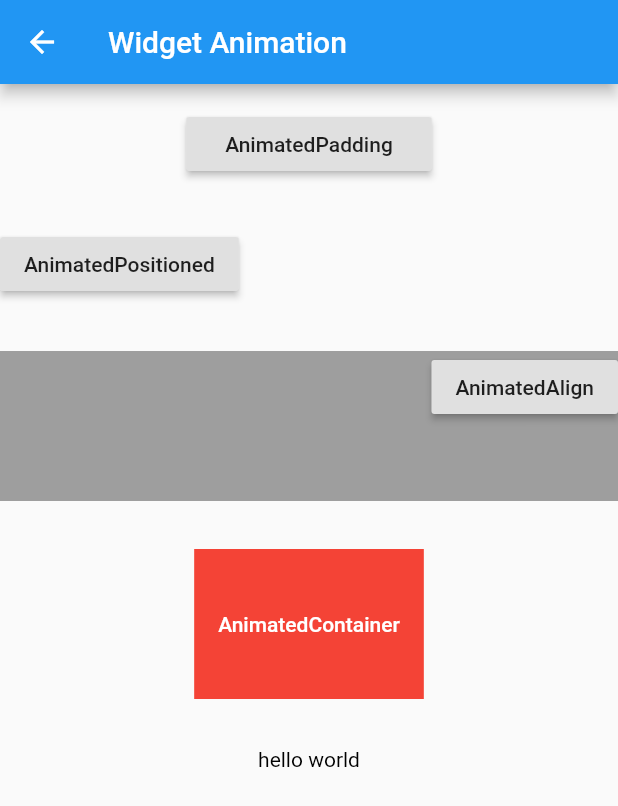
After one commit to ZeroMoment/FlutterLearning, a Flutter app: the AnimationdWidgetPage screen opened by its route, on a phone screen of 412 x 824 dp. The commit adds this screen. Shown: the top 806 px of the screen. Run offline on Flutter 3.47's test engine with Material 2 defaults, Android fonts, the phone set to English and light mode, and no system bars.

Commit message:
组件动画

```diff
--- a/lib/module/animation/animation_base_page.dart
+++ b/lib/module/animation/animation_base_page.dart
@@ -27,7 +27,9 @@ class _AnimatinBasePageState extends State<AnimationBasePage> {
 
     _list..add("scale_ani")
          ..add("hero_ani")
-         ..add("stagger_ani");
+         ..add("stagger_ani")
+         ..add("switcher_ani")
+         ..add("widget_ani");
     setState(() {
       isDataInited = true;
     });
@@ -67,6 +69,10 @@ class _AnimatinBasePageState extends State<AnimationBasePage> {
       Navigator.pushNamed(context, mRoutes.aniHeroAPage);
     } else if("stagger_ani" == itemTxt) {
       Navigator.pushNamed(context, mRoutes.aniStaggerPage);
+    } else if("switcher_ani" == itemTxt) {
+      Navigator.pushNamed(context, mRoutes.aniSwitcherPage);
+    } else if("widget_ani" == itemTxt) {
+      Navigator.pushNamed(context, mRoutes.aniWidgetPage);
     }
   }
 }
--- a/lib/module/animation/animation_stagger_page.dart
+++ b/lib/module/animation/animation_stagger_page.dart
@@ -61,4 +61,9 @@ class _AnimationStaggerPageState extends State<AnimationStaggerPage> with Ticker
     );
   }
 
+  @override
+  void dispose() {
+    _controller.dispose();
+    super.dispose();
+  }
 }
--- /dev/null
+++ b/lib/module/animation/animation_widget_page.dart
@@ -0,0 +1,117 @@
+import 'package:flutter/material.dart';
+
+class AnimationdWidgetPage extends StatefulWidget {
+  @override
+  _AnimatedWidgetsTestState createState() => _AnimatedWidgetsTestState();
+}
+
+class _AnimatedWidgetsTestState extends State<AnimationdWidgetPage> {
+  double _padding = 10;
+  var _align = Alignment.topRight;
+  double _height = 100;
+  double _left = 0;
+  Color _color = Colors.red;
+  TextStyle _style = TextStyle(color: Colors.black);
+  Color _decorationColor = Colors.blue;
+
+  @override
+  Widget build(BuildContext context) {
+    var duration = Duration(seconds: 5);
+    return Scaffold(
+      appBar: AppBar(
+        title: Text("Widget Animation"),
+      ),
+      body: SingleChildScrollView(
+        child: Column(
+          children: <Widget>[
+            RaisedButton(
+              onPressed: () {
+                setState(() {
+                  _padding = 20;
+                });
+              },
+              child: AnimatedPadding(
+                duration: duration,
+                padding: EdgeInsets.all(_padding),
+                child: Text("AnimatedPadding"),
+              ),
+            ),
+            SizedBox(
+              height: 50,
+              child: Stack(
+                children: <Widget>[
+                  AnimatedPositioned(
+                    duration: duration,
+                    left: _left,
+                    child: RaisedButton(
+                      onPressed: () {
+                        setState(() {
+                          _left = 100;
+                        });
+                      },
+                      child: Text("AnimatedPositioned"),
+                    ),
+                  )
+                ],
+              ),
+            ),
+            Container(
+              height: 100,
+              color: Colors.grey,
+              child: AnimatedAlign(
+                duration: duration,
+                alignment: _align,
+                child: RaisedButton(
+                  onPressed: () {
+                    setState(() {
+                      _align = Alignment.center;
+                    });
+                  },
+                  child: Text("AnimatedAlign"),
+                ),
+              ),
+            ),
+            AnimatedContainer(
+              duration: duration,
+              height: _height,
+              color: _color,
+              child: FlatButton(
+                onPressed: () {
+                  setState(() {
+                    _height = 150;
+                    _color = Colors.blue;
+                  });
+                },
+                child: Text(
+                  "AnimatedContainer",
+                  style: TextStyle(color: Colors.white),
+                ),
+              ),
+            ),
+            AnimatedDefaultTextStyle(
+              child: GestureDetector(
+                child: Text("hello world"),
+                onTap: () {
+                  setState(() {
+                    _style = TextStyle(
+                      color: Colors.blue,
+                      decorationStyle: TextDecorationStyle.solid,
+                      decorationColor: Colors.blue,
+                    );
+                  });
+                },
+              ),
+              style: _style,
+              duration: duration,
+            ),
+          ].map((e) {
+            return Padding(
+              padding: EdgeInsets.symmetric(vertical: 16),
+              child: e,
+            );
+          }).toList(),
+        ),
+      ),
+    );
+  }
+}
--- a/lib/route/routes.dart
+++ b/lib/route/routes.dart
@@ -7,6 +7,8 @@ import 'package:flutter_learning/module/animation/animation_base_page.dart';
 import 'package:flutter_learning/module/animation/animation_hero_a_page.dart';
 import 'package:flutter_learning/module/animation/animation_hero_b_page.dart';
 import 'package:flutter_learning/module/animation/animation_stagger_page.dart';
+import 'package:flutter_learning/module/animation/animation_switcher_page.dart';
+import 'package:flutter_learning/module/animation/animation_widget_page.dart';
 
 import '../home_learning.dart';
 
@@ -16,7 +18,9 @@ final String animationBasePage = '/AnimationBasePage';
 final String animationScalePage = '/AnimationScalePage';
 final String aniHeroAPage = '/AniHeroAPage';
 final String aniHeroBPage = '/AniHeroBPage';
-final String aniStaggerPage = '/AniStaggerBPage';
+final String aniStaggerPage = '/AniStaggerPage';
+final String aniSwitcherPage = '/AniSwitcherPage';
+final String aniWidgetPage = '/AniWidgetPage';
 
 // 配置路由命名信息
 final routes = {
@@ -32,6 +36,8 @@ final routes = {
    aniHeroAPage: (context) => AnimationHeroAPage(),
    aniHeroBPage: (context) => AnimationHeroBPage(),
    aniStaggerPage: (context) => AnimationStaggerPage(),
+   aniSwitcherPage: (context) => AnimationSwitcherPage(),
+   aniWidgetPage: (context) => AnimationdWidgetPage()
 
 };
 
```
Also changed, not shown: lib/module/animation/animation_switcher_page.dart (added, +59 -0 lines), lib/module/animation/page_slide_transition.dart (added, +29 -0 lines), lib/module/animation/slide_transition_x.dart (added, +68 -0 lines).
